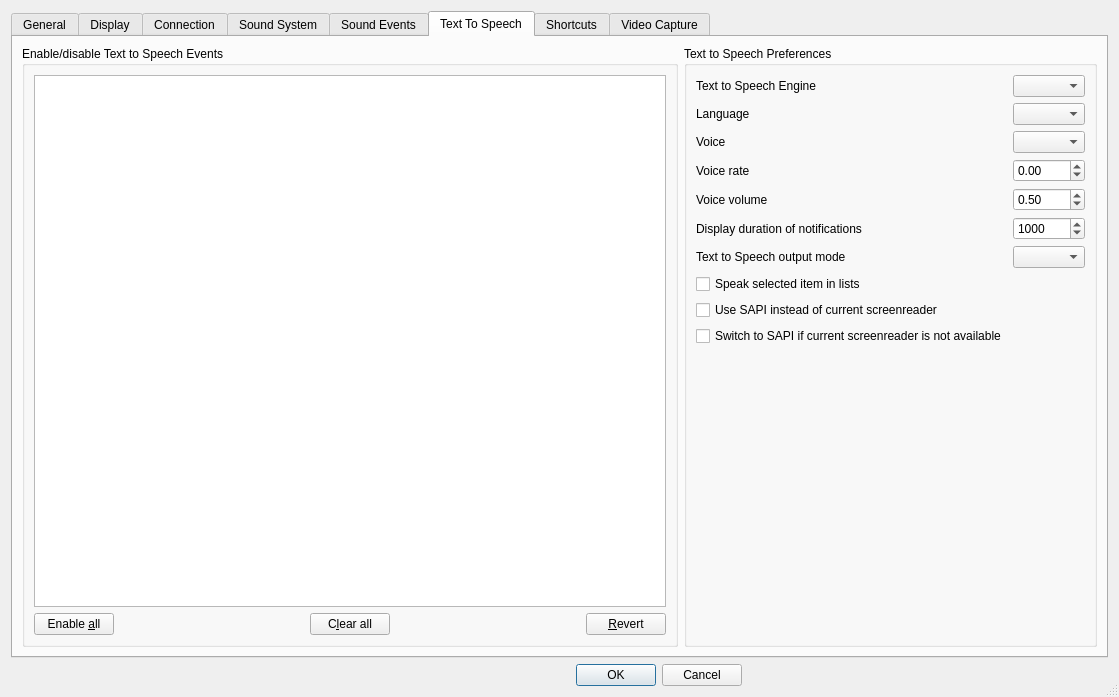
BearWare/TeamTalk5, file Client/qtTeamTalk/preferences.ui: the form before one commit.
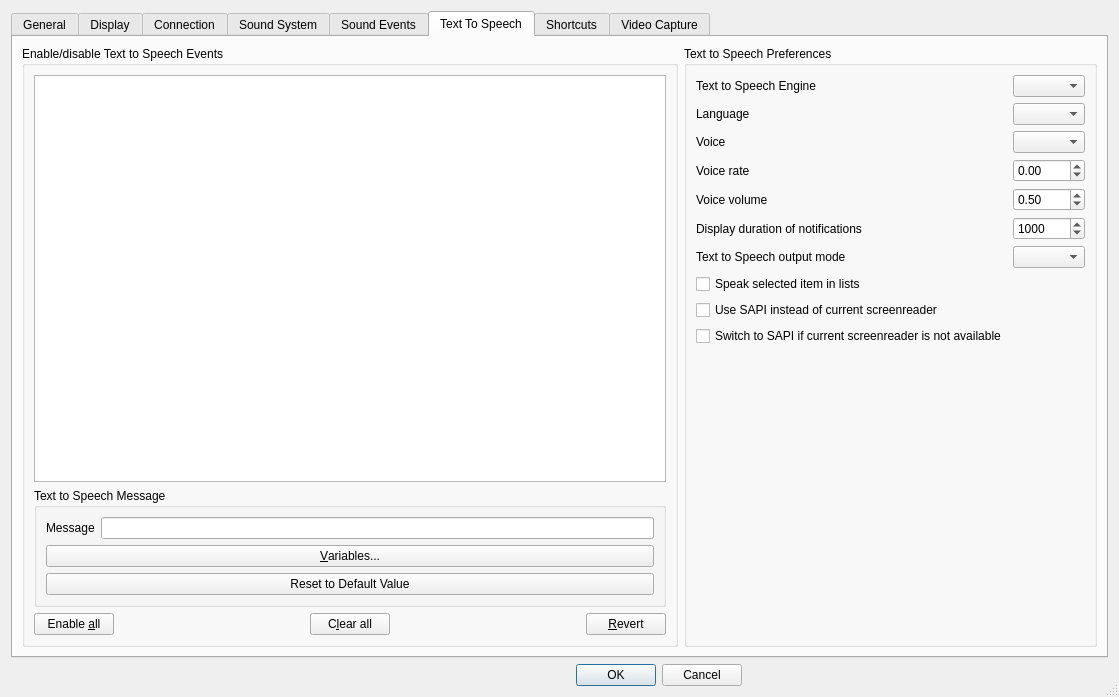
The form after the commit. The open tabs and pages were chosen to show the change. Icons and pictures are not drawn. Custom widgets are drawn as their Qt base class.

Commit message:
Change UI to customize TTS message (#2288)
* Change UI to customize TTS message

* Remove CustomInputDialog, not required anymore

* Put TTS message into groupbox

* Double click tooltip for check/uncheck

---------

```diff
--- a/Client/qtTeamTalk/preferences.ui
+++ b/Client/qtTeamTalk/preferences.ui
@@ -2154,7 +2154,7 @@
          <property name="title">
           <string>Enable/disable Text to Speech Events</string>
          </property>
-         <layout class="QVBoxLayout" name="verticalLayout_16">
+         <layout class="QVBoxLayout" name="verticalLayout_20">
           <item>
            <widget class="MyTreeView" name="ttsTreeView">
             <property name="editTriggers">
@@ -2177,6 +2177,46 @@
             </property>
            </widget>
           </item>
+          <item>
+           <widget class="QGroupBox" name="groupBox_14">
+            <property name="title">
+             <string>Text to Speech Message</string>
+            </property>
+            <layout class="QVBoxLayout" name="verticalLayout_16">
+             <item>
+              <layout class="QHBoxLayout" name="horizontalLayout_29">
+               <item>
+                <widget class="QLabel" name="TTSMsgLabel">
+                 <property name="text">
+                  <string>Message</string>
+                 </property>
+                 <property name="buddy">
+                  <cstring>TTSMsgEdit</cstring>
+                 </property>
+                </widget>
+               </item>
+               <item>
+                <widget class="QLineEdit" name="TTSMsgEdit"/>
+               </item>
+              </layout>
+             </item>
+             <item>
+              <widget class="QPushButton" name="TTSVarButton">
+               <property name="text">
+                <string>&amp;Variables...</string>
+               </property>
+              </widget>
+             </item>
+             <item>
+              <widget class="QPushButton" name="TTSDefValButton">
+               <property name="text">
+                <string>Reset to Default Value</string>
+               </property>
+              </widget>
+             </item>
+            </layout>
+           </widget>
+          </item>
           <item>
            <layout class="QHBoxLayout" name="horizontalLayout_23">
             <item>
```
Left out of the diff: 3 changed lines with no effect on the pictures. The commit also changes 7 other files.
